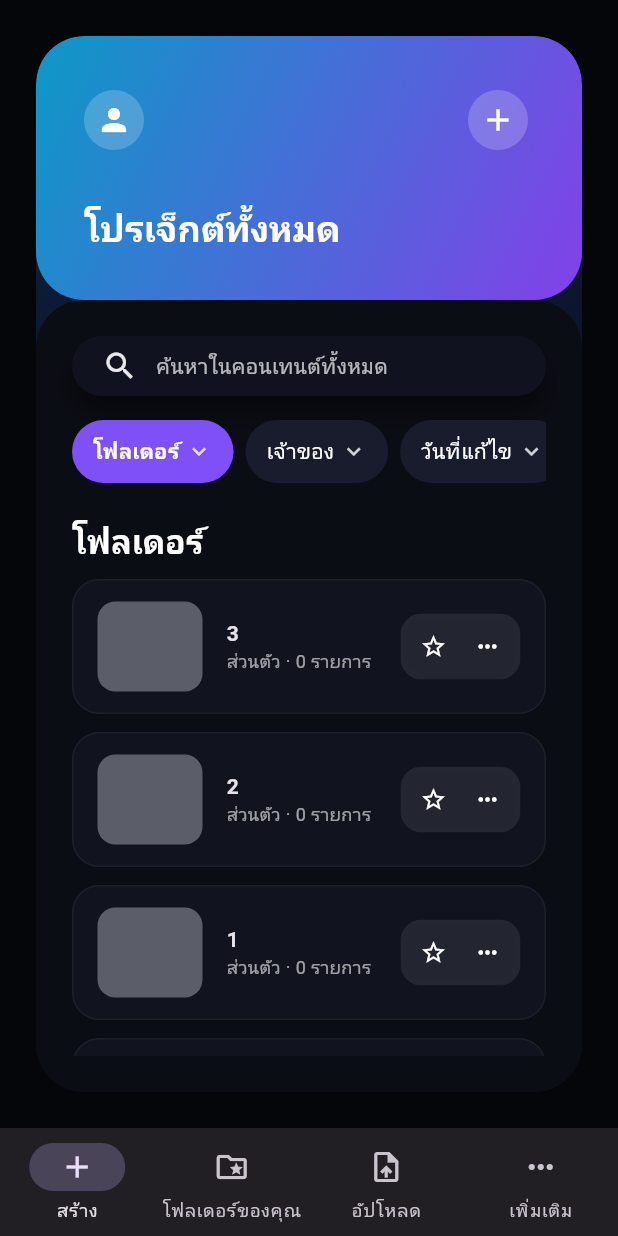
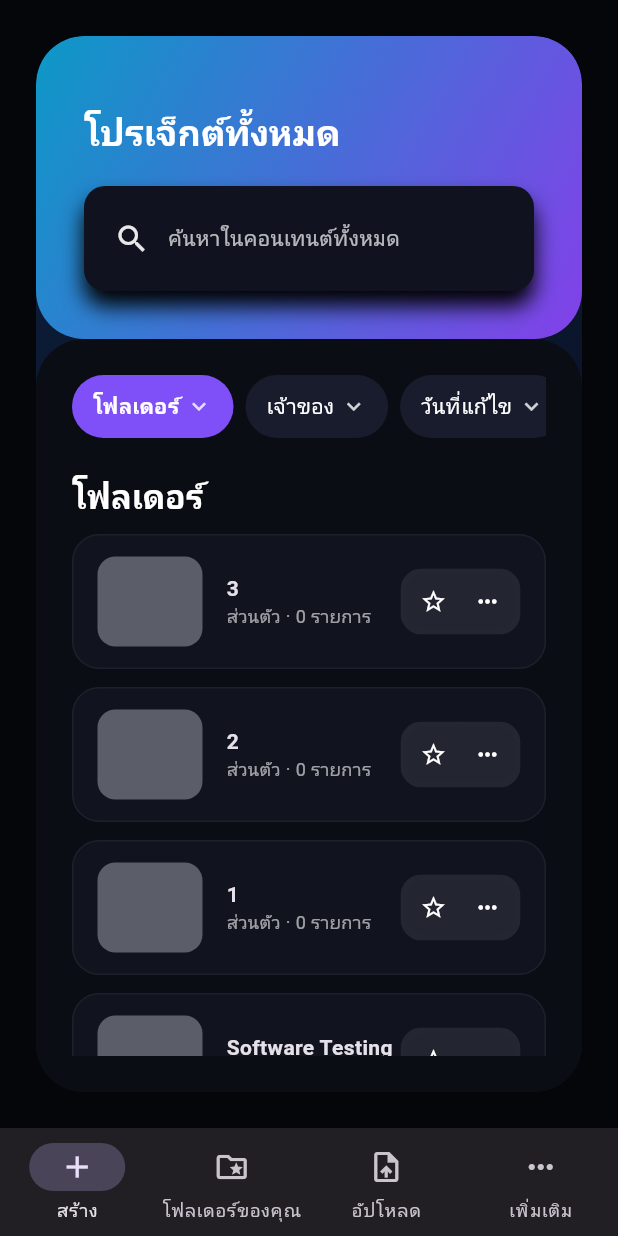
Before and after one commit to pongpiphat-k/Flutter-Individual-Project, a Flutter app: the screen it shows after launch, on a phone screen of 412 x 824 dp. Run offline on Flutter 3.47's test engine with Material 3 defaults, Android fonts, the phone set to English and light mode, and no system bars; Roboto replaces fonts that are missing (SF Pro Display).

Commit message:
fix header layout

```diff
--- a/canva_responsive/lib/main.dart
+++ b/canva_responsive/lib/main.dart
@@ -119,8 +119,6 @@ class _CanvaHomeScreenState extends State<CanvaHomeScreen> {
                                 child: Column(
                                   crossAxisAlignment: CrossAxisAlignment.start,
                                   children: [
-                                    const _SearchBar(),
-                                    const SizedBox(height: 16),
                                     _FilterRow(isCompact: !isDesktop && !isTablet),
                                     const SizedBox(height: 24),
                                     Text(
@@ -164,6 +162,8 @@ class _HeaderSection extends StatelessWidget {
 
   @override
   Widget build(BuildContext context) {
+    final width = MediaQuery.of(context).size.width;
+    final isLarge = isDesktop || width >= 700;
     return Container(
       width: double.infinity,
       padding: EdgeInsets.symmetric(horizontal: isDesktop ? 48 : 32, vertical: isDesktop ? 40 : 32),
@@ -179,30 +179,30 @@ class _HeaderSection extends StatelessWidget {
         borderRadius: BorderRadius.circular(32),
       ),
       child: Column(
-        crossAxisAlignment: CrossAxisAlignment.start,
+        crossAxisAlignment: isLarge ? CrossAxisAlignment.center : CrossAxisAlignment.start,
         children: [
-          Row(
-            mainAxisAlignment: MainAxisAlignment.spaceBetween,
-            children: [
-              CircleAvatar(
-                backgroundColor: Colors.white.withOpacity(.2),
-                child: const Icon(Icons.person, color: Colors.white),
-              ),
-              IconButton.filledTonal(
-                style: IconButton.styleFrom(backgroundColor: Colors.white.withOpacity(.2)),
-                onPressed: () {},
-                icon: const Icon(Icons.add, color: Colors.white),
-              ),
-            ],
-          ),
-          const SizedBox(height: 32),
+          SizedBox(height: isLarge ? 32 : 16),
           Text(
             'โปรเจ็กต์ทั้งหมด',
+            textAlign: isLarge ? TextAlign.center : TextAlign.start,
             style: Theme.of(context).textTheme.headlineSmall?.copyWith(
                   color: Colors.white,
                   fontWeight: FontWeight.bold,
+                  fontSize: isLarge ? 36 : 24,
                 ),
           ),
+          const SizedBox(height: 20),
+          if (isLarge)
+            Align(
+              child: ConstrainedBox(
+                constraints: const BoxConstraints(
+                  maxWidth: 700,
+                ),
+                child: const _SearchBar(),
+              ),
+            )
+          else
+            const _SearchBar(),
         ],
       ),
     );
@@ -216,17 +216,17 @@ class _SearchBar extends StatelessWidget {
   Widget build(BuildContext context) {
     return Container(
       decoration: BoxDecoration(
-        borderRadius: BorderRadius.circular(24),
+        borderRadius: BorderRadius.circular(14),
         color: const Color(0xFF10131F),
         boxShadow: [
           BoxShadow(
-            color: Colors.black.withOpacity(.4),
+            color: Colors.black,
             blurRadius: 12,
-            offset: const Offset(0, 12),
+            offset: const Offset(0, 10),
           ),
         ],
       ),
-      padding: const EdgeInsets.symmetric(horizontal: 20, vertical: 8),
+      padding: const EdgeInsets.symmetric(horizontal: 20, vertical: 23),
       child: Row(
         children: [
           Icon(Icons.search, color: Colors.white.withOpacity(.9)),
```
